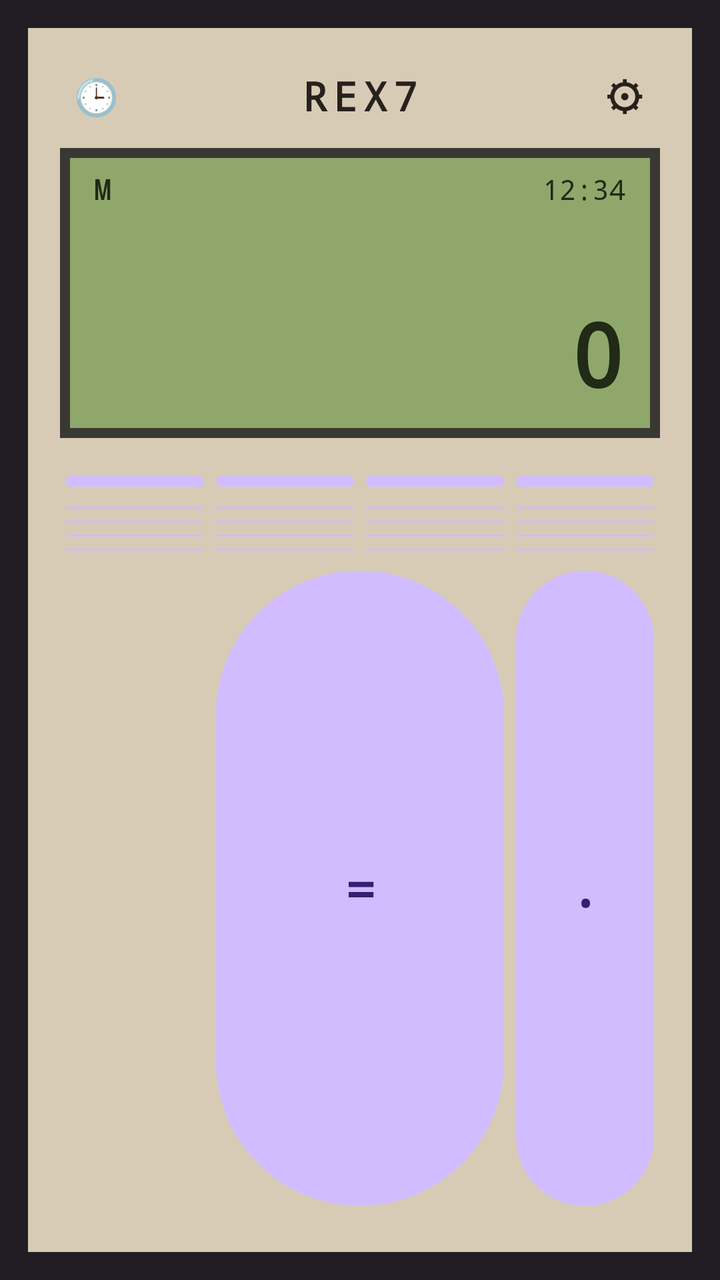
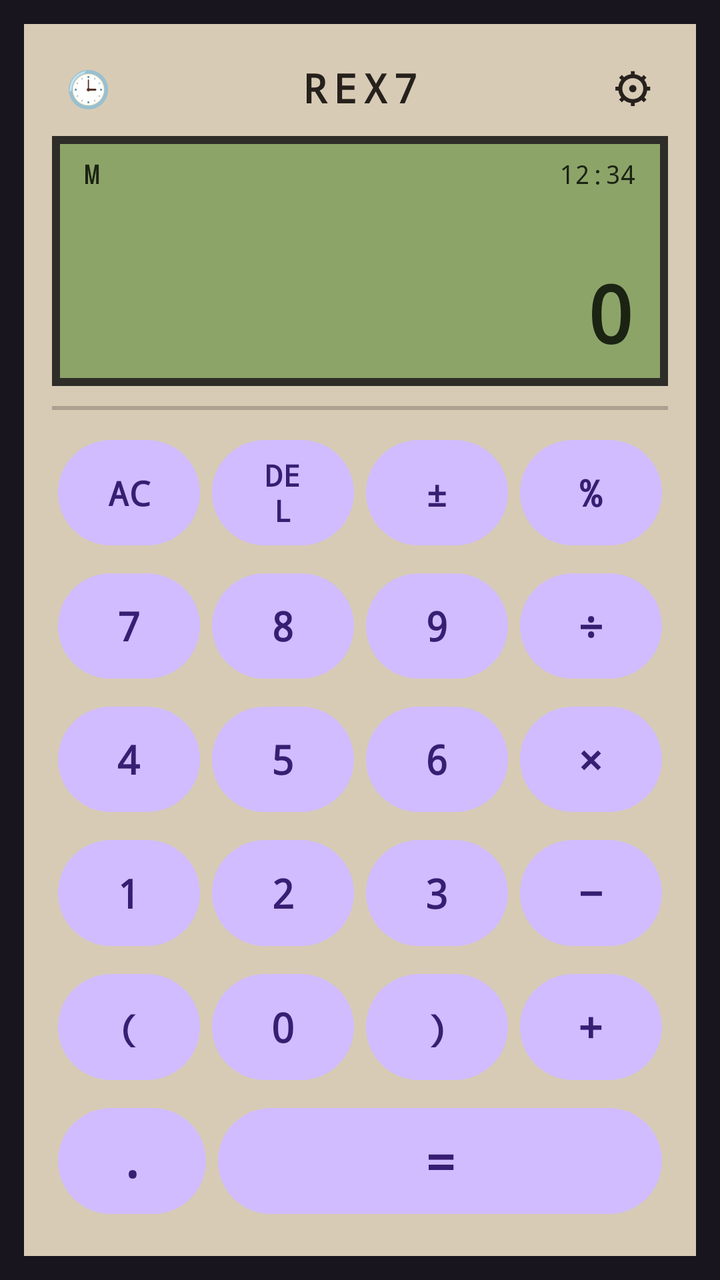

Before-and-after screenshots of an Android layout around one commit, followed by the original layout XML and the change that was made.
<!-- AndroidManifest.xml: application theme Theme.REX7Calculator -->
<!-- res/layout/activity_main.xml -->
<?xml version="1.0" encoding="utf-8"?>
<LinearLayout xmlns:android="http://schemas.android.com/apk/res/android"
    android:id="@+id/rootContainer"
    android:layout_width="match_parent"
    android:layout_height="match_parent"
    android:background="#201E24"
    android:gravity="center"
    android:orientation="vertical"
    android:padding="14dp">

    <LinearLayout
        android:id="@+id/chassisLayout"
        android:layout_width="match_parent"
        android:layout_height="match_parent"
        android:background="#D8CBB5"
        android:orientation="vertical"
        android:padding="16dp">

        <RelativeLayout
            android:layout_width="match_parent"
            android:layout_height="36dp">

            <TextView
                android:id="@+id/tvBrand"
                android:layout_width="wrap_content"
                android:layout_height="wrap_content"
                android:layout_centerInParent="true"
                android:fontFamily="monospace"
                android:letterSpacing="0.15"
                android:text="REX7"
                android:textColor="#26211C"
                android:textSize="20sp"
                android:textStyle="bold" />

            <TextView
                android:id="@+id/btnHistory"
                android:layout_width="36dp"
                android:layout_height="36dp"
                android:layout_alignParentStart="true"
                android:gravity="center"
                android:text="🕒"
                android:textSize="18sp" />

            <TextView
                android:id="@+id/btnSettings"
                android:layout_width="36dp"
                android:layout_height="36dp"
                android:layout_alignParentEnd="true"
                android:gravity="center"
                android:text="⚙"
                android:textColor="#26211C"
                android:textSize="20sp"
                android:textStyle="bold" />
        </RelativeLayout>

        <LinearLayout
            android:id="@+id/lcdBorderLayout"
            android:layout_width="match_parent"
            android:layout_height="145dp"
            android:layout_marginTop="8dp"
            android:layout_marginBottom="12dp"
            android:background="#3A3833"
            android:padding="5dp">

            <LinearLayout
                android:id="@+id/lcdScreen"
                android:layout_width="match_parent"
                android:layout_height="match_parent"
                android:background="#8FA76B"
                android:orientation="vertical"
                android:paddingStart="12dp"
                android:paddingTop="6dp"
                android:paddingEnd="12dp"
                android:paddingBottom="8dp">

                <RelativeLayout
                    android:layout_width="match_parent"
                    android:layout_height="wrap_content">

                    <TextView
                        android:id="@+id/tvLcdFlag"
                        android:layout_width="wrap_content"
                        android:layout_height="wrap_content"
                        android:fontFamily="monospace"
                        android:text="M"
                        android:textColor="#202A16"
                        android:textSize="14sp"
                        android:textStyle="bold" />

                    <TextView
                        android:id="@+id/tvLcdClock"
                        android:layout_width="wrap_content"
                        android:layout_height="wrap_content"
                        android:layout_alignParentEnd="true"
                        android:fontFamily="monospace"
                        android:text="12:34"
                        android:textColor="#202A16"
                        android:textSize="14sp" />
                </RelativeLayout>

                <TextView
                    android:id="@+id/tvExpression"
                    android:layout_width="match_parent"
                    android:layout_height="0dp"
                    android:layout_weight="1"
                    android:fontFamily="monospace"
                    android:gravity="start|center_vertical"
                    android:letterSpacing="0.05"
                    android:maxLines="1"
                    android:text=""
                    android:textColor="#202A16"
                    android:textSize="22sp" />

                <TextView
                    android:id="@+id/tvResult"
                    android:layout_width="match_parent"
                    android:layout_height="wrap_content"
                    android:fontFamily="monospace"
                    android:gravity="end|bottom"
                    android:letterSpacing="0.05"
                    android:maxLines="1"
                    android:text="0"
                    android:textColor="#202A16"
                    android:textSize="44sp"
                    android:textStyle="bold" />
            </LinearLayout>
        </LinearLayout>

        <TableLayout
            android:layout_width="match_parent"
            android:layout_height="0dp"
            android:layout_weight="1"
            android:stretchColumns="*">

            <TableRow android:layout_width="match_parent" android:layout_height="0dp" android:layout_weight="1">
                <Button android:id="@+id/btnAC" android:layout_width="0dp" android:layout_height="match_parent" android:layout_margin="3dp" android:fontFamily="monospace" android:text="AC" android:textSize="17sp" android:textStyle="bold" />
                <Button android:id="@+id/btnDel" android:layout_width="0dp" android:layout_height="match_parent" android:layout_margin="3dp" android:fontFamily="monospace" android:text="DEL" android:textSize="15sp" android:textStyle="bold" />
                <Button android:id="@+id/btnToggleSign" android:layout_width="0dp" android:layout_height="match_parent" android:layout_margin="3dp" android:fontFamily="monospace" android:text="±" android:textSize="18sp" android:textStyle="bold" />
                <Button android:id="@+id/btnPercent" android:layout_width="0dp" android:layout_height="match_parent" android:layout_margin="3dp" android:fontFamily="monospace" android:text="%" android:textSize="18sp" android:textStyle="bold" />
            </TableRow>

            <TableRow android:layout_width="match_parent" android:layout_height="0dp" android:layout_weight="1">
                <Button android:id="@+id/btn7" android:layout_width="0dp" android:layout_height="match_parent" android:layout_margin="3dp" android:fontFamily="monospace" android:text="7" android:textSize="21sp" android:textStyle="bold" />
                <Button android:id="@+id/btn8" android:layout_width="0dp" android:layout_height="match_parent" android:layout_margin="3dp" android:fontFamily="monospace" android:text="8" android:textSize="21sp" android:textStyle="bold" />
                <Button android:id="@+id/btn9" android:layout_width="0dp" android:layout_height="match_parent" android:layout_margin="3dp" android:fontFamily="monospace" android:text="9" android:textSize="21sp" android:textStyle="bold" />
                <Button android:id="@+id/btnDivide" android:layout_width="0dp" android:layout_height="match_parent" android:layout_margin="3dp" android:fontFamily="monospace" android:text="÷" android:textSize="23sp" android:textStyle="bold" />
            </TableRow>

            <TableRow android:layout_width="match_parent" android:layout_height="0dp" android:layout_weight="1">
                <Button android:id="@+id/btn4" android:layout_width="0dp" android:layout_height="match_parent" android:layout_margin="3dp" android:fontFamily="monospace" android:text="4" android:textSize="21sp" android:textStyle="bold" />
                <Button android:id="@+id/btn5" android:layout_width="0dp" android:layout_height="match_parent" android:layout_margin="3dp" android:fontFamily="monospace" android:text="5" android:textSize="21sp" android:textStyle="bold" />
                <Button android:id="@+id/btn6" android:layout_width="0dp" android:layout_height="match_parent" android:layout_margin="3dp" android:fontFamily="monospace" android:text="6" android:textSize="21sp" android:textStyle="bold" />
                <Button android:id="@+id/btnMultiply" android:layout_width="0dp" android:layout_height="match_parent" android:layout_margin="3dp" android:fontFamily="monospace" android:text="×" android:textSize="23sp" android:textStyle="bold" />
            </TableRow>

            <TableRow android:layout_width="match_parent" android:layout_height="0dp" android:layout_weight="1">
                <Button android:id="@+id/btn1" android:layout_width="0dp" android:layout_height="match_parent" android:layout_margin="3dp" android:fontFamily="monospace" android:text="1" android:textSize="21sp" android:textStyle="bold" />
                <Button android:id="@+id/btn2" android:layout_width="0dp" android:layout_height="match_parent" android:layout_margin="3dp" android:fontFamily="monospace" android:text="2" android:textSize="21sp" android:textStyle="bold" />
                <Button android:id="@+id/btn3" android:layout_width="0dp" android:layout_height="match_parent" android:layout_margin="3dp" android:fontFamily="monospace" android:text="3" android:textSize="21sp" android:textStyle="bold" />
                <Button android:id="@+id/btnMinus" android:layout_width="0dp" android:layout_height="match_parent" android:layout_margin="3dp" android:fontFamily="monospace" android:text="−" android:textSize="23sp" android:textStyle="bold" />
            </TableRow>

            <TableRow android:layout_width="match_parent" android:layout_height="0dp" android:layout_weight="1">
                <Button android:id="@+id/btnParenOpen" android:layout_width="0dp" android:layout_height="match_parent" android:layout_margin="3dp" android:fontFamily="monospace" android:text="(" android:textSize="20sp" android:textStyle="bold" />
                <Button android:id="@+id/btn0" android:layout_width="0dp" android:layout_height="match_parent" android:layout_margin="3dp" android:fontFamily="monospace" android:text="0" android:textSize="21sp" android:textStyle="bold" />
                <Button android:id="@+id/btnParenClose" android:layout_width="0dp" android:layout_height="match_parent" android:layout_margin="3dp" android:fontFamily="monospace" android:text=")" android:textSize="20sp" android:textStyle="bold" />
                <Button android:id="@+id/btnPlus" android:layout_width="0dp" android:layout_height="match_parent" android:layout_margin="3dp" android:fontFamily="monospace" android:text="+" android:textSize="23sp" android:textStyle="bold" />
            </TableRow>

            <TableRow android:layout_width="match_parent" android:layout_height="0dp" android:layout_weight="0.95">
                <View android:layout_width="0dp" android:layout_height="match_parent" />
                <Button android:id="@+id/btnEqual" android:layout_width="0dp" android:layout_height="match_parent" android:layout_margin="3dp" android:layout_span="2" android:fontFamily="monospace" android:text="=" android:textSize="26sp" android:textStyle="bold" />
                <Button android:id="@+id/btnDot" android:layout_width="0dp" android:layout_height="match_parent" android:layout_margin="3dp" android:fontFamily="monospace" android:text="." android:textSize="24sp" android:textStyle="bold" />
            </TableRow>
        </TableLayout>
    </LinearLayout>
</LinearLayout>
<!-- resources referenced by this layout -->
<resources>
  <style name="Theme.REX7Calculator" parent="Theme.Material3.Dark.NoActionBar">
          <item name="android:statusBarColor">#121214</item>
          <item name="android:navigationBarColor">#121214</item>
          <item name="android:windowLightStatusBar">false</item>
      </style>
</resources>

<!-- the commit's change to res/layout/activity_main.xml (unified diff, before → after) -->
@@ -3,22 +3,33 @@
     android:id="@+id/rootContainer"
     android:layout_width="match_parent"
     android:layout_height="match_parent"
-    android:background="#201E24"
+    android:background="#18151E"
     android:gravity="center"
     android:orientation="vertical"
-    android:padding="14dp">
+    android:padding="12dp">
 
+    
     <LinearLayout
         android:id="@+id/chassisLayout"
         android:layout_width="match_parent"
         android:layout_height="match_parent"
         android:background="#D8CBB5"
         android:orientation="vertical"
-        android:padding="16dp">
+        android:padding="14dp">
 
+        
         <RelativeLayout
             android:layout_width="match_parent"
             android:layout_height="36dp">
+
+            <TextView
+                android:id="@+id/btnHistory"
+                android:layout_width="36dp"
+                android:layout_height="36dp"
+                android:layout_alignParentStart="true"
+                android:gravity="center"
+                android:text="🕒"
+                android:textSize="18sp" />
 
             <TextView
                 android:id="@+id/tvBrand"
@@ -33,15 +44,6 @@
                 android:textStyle="bold" />
 
             <TextView
-                android:id="@+id/btnHistory"
-                android:layout_width="36dp"
-                android:layout_height="36dp"
-                android:layout_alignParentStart="true"
-                android:gravity="center"
-                android:text="🕒"
-                android:textSize="18sp" />
-
-            <TextView
                 android:id="@+id/btnSettings"
                 android:layout_width="36dp"
                 android:layout_height="36dp"
@@ -53,25 +55,26 @@
                 android:textStyle="bold" />
         </RelativeLayout>
 
+        
         <LinearLayout
             android:id="@+id/lcdBorderLayout"
             android:layout_width="match_parent"
-            android:layout_height="145dp"
-            android:layout_marginTop="8dp"
-            android:layout_marginBottom="12dp"
-            android:background="#3A3833"
-            android:padding="5dp">
+            android:layout_height="125dp"
+            android:layout_marginTop="6dp"
+            android:layout_marginBottom="10dp"
+            android:background="#2E2D28"
+            android:padding="4dp">
 
             <LinearLayout
                 android:id="@+id/lcdScreen"
                 android:layout_width="match_parent"
                 android:layout_height="match_parent"
-                android:background="#8FA76B"
+                android:background="#8DA469"
                 android:orientation="vertical"
                 android:paddingStart="12dp"
                 android:paddingTop="6dp"
                 android:paddingEnd="12dp"
-                android:paddingBottom="8dp">
+                android:paddingBottom="6dp">
 
                 <RelativeLayout
                     android:layout_width="match_parent"
@@ -83,8 +86,8 @@
                         android:layout_height="wrap_content"
                         android:fontFamily="monospace"
                         android:text="M"
-                        android:textColor="#202A16"
-                        android:textSize="14sp"
+                        android:textColor="#1B2313"
+                        android:textSize="13sp"
                         android:textStyle="bold" />
 
                     <TextView
@@ -94,8 +97,8 @@
                         android:layout_alignParentEnd="true"
                         android:fontFamily="monospace"
                         android:text="12:34"
-                        android:textColor="#202A16"
-                        android:textSize="14sp" />
+                        android:textColor="#1B2313"
+                        android:textSize="13sp" />
                 </RelativeLayout>
 
                 <TextView
@@ -108,8 +111,8 @@
                     android:letterSpacing="0.05"
                     android:maxLines="1"
                     android:text=""
-                    android:textColor="#202A16"
-                    android:textSize="22sp" />
+                    android:textColor="#1B2313"
+                    android:textSize="20sp" />
 
                 <TextView
                     android:id="@+id/tvResult"
@@ -120,58 +123,73 @@
                     android:letterSpacing="0.05"
                     android:maxLines="1"
                     android:text="0"
-                    android:textColor="#202A16"
-                    android:textSize="44sp"
+                    android:textColor="#1B2313"
+                    android:textSize="40sp"
                     android:textStyle="bold" />
             </LinearLayout>
         </LinearLayout>
 
-        <TableLayout
+        
+        <View
+            android:layout_width="match_parent"
+            android:layout_height="2dp"
+            android:layout_marginBottom="8dp"
+            android:alpha="0.2"
+            android:background="#000000" />
+
+        
+        <LinearLayout
             android:layout_width="match_parent"
             android:layout_height="0dp"
             android:layout_weight="1"
-            android:stretchColumns="*">
+            android:orientation="vertical">
 
-            <TableRow android:layout_width="match_parent" android:layout_height="0dp" android:layout_weight="1">
-                <Button android:id="@+id/btnAC" android:layout_width="0dp" android:layout_height="match_parent" android:layout_margin="3dp" android:fontFamily="monospace" android:text="AC" android:textSize="17sp" android:textStyle="bold" />
-                <Button android:id="@+id/btnDel" android:layout_width="0dp" android:layout_height="match_parent" android:layout_margin="3dp" android:fontFamily="monospace" android:text="DEL" android:textSize="15sp" android:textStyle="bold" />
-                <Button android:id="@+id/btnToggleSign" android:layout_width="0dp" android:layout_height="match_parent" android:layout_margin="3dp" android:fontFamily="monospace" android:text="±" android:textSize="18sp" android:textStyle="bold" />
-                <Button android:id="@+id/btnPercent" android:layout_width="0dp" android:layout_height="match_parent" android:layout_margin="3dp" android:fontFamily="monospace" android:text="%" android:textSize="18sp" android:textStyle="bold" />
-            </TableRow>
+            
+            <LinearLayout android:layout_width="match_parent" android:layout_height="0dp" android:layout_weight="1" android:orientation="horizontal">
+                <Button android:id="@+id/btnAC" android:layout_width="0dp" android:layout_height="match_parent" android:layout_weight="1" android:layout_margin="3dp" android:fontFamily="monospace" android:text="AC" android:textSize="17sp" android:textStyle="bold" />
+                <Button android:id="@+id/btnDel" android:layout_width="0dp" android:layout_height="match_parent" android:layout_weight="1" android:layout_margin="3dp" android:fontFamily="monospace" android:text="DEL" android:textSize="15sp" android:textStyle="bold" />
+                <Button android:id="@+id/btnToggleSign" android:layout_width="0dp" android:layout_height="match_parent" android:layout_weight="1" android:layout_margin="3dp" android:fontFamily="monospace" android:text="±" android:textSize="18sp" android:textStyle="bold" />
+                <Button android:id="@+id/btnPercent" android:layout_width="0dp" android:layout_height="match_parent" android:layout_weight="1" android:layout_margin="3dp" android:fontFamily="monospace" android:text="%" android:textSize="18sp" android:textStyle="bold" />
+            </LinearLayout>
 
-            <TableRow android:layout_width="match_parent" android:layout_height="0dp" android:layout_weight="1">
-                <Button android:id="@+id/btn7" android:layout_width="0dp" android:layout_height="match_parent" android:layout_margin="3dp" android:fontFamily="monospace" android:text="7" android:textSize="21sp" android:textStyle="bold" />
-                <Button android:id="@+id/btn8" android:layout_width="0dp" android:layout_height="match_parent" android:layout_margin="3dp" android:fontFamily="monospace" android:text="8" android:textSize="21sp" android:textStyle="bold" />
-                <Button android:id="@+id/btn9" android:layout_width="0dp" android:layout_height="match_parent" android:layout_margin="3dp" android:fontFamily="monospace" android:text="9" android:textSize="21sp" android:textStyle="bold" />
-                <Button android:id="@+id/btnDivide" android:layout_width="0dp" android:layout_height="match_parent" android:layout_margin="3dp" android:fontFamily="monospace" android:text="÷" android:textSize="23sp" android:textStyle="bold" />
-            </TableRow>
+            
+            <LinearLayout android:layout_width="match_parent" android:layout_height="0dp" android:layout_weight="1" android:orientation="horizontal">
+                <Button android:id="@+id/btn7" android:layout_width="0dp" android:layout_height="match_parent" android:layout_weight="1" android:layout_margin="3dp" android:fontFamily="monospace" android:text="7" android:textSize="20sp" android:textStyle="bold" />
+                <Button android:id="@+id/btn8" android:layout_width="0dp" android:layout_height="match_parent" android:layout_weight="1" android:layout_margin="3dp" android:fontFamily="monospace" android:text="8" android:textSize="20sp" android:textStyle="bold" />
+                <Button android:id="@+id/btn9" android:layout_width="0dp" android:layout_height="match_parent" android:layout_weight="1" android:layout_margin="3dp" android:fontFamily="monospace" android:text="9" android:textSize="20sp" android:textStyle="bold" />
+                <Button android:id="@+id/btnDivide" android:layout_width="0dp" android:layout_height="match_parent" android:layout_weight="1" android:layout_margin="3dp" android:fontFamily="monospace" android:text="÷" android:textSize="22sp" android:textStyle="bold" />
+            </LinearLayout>
 
-            <TableRow android:layout_width="match_parent" android:layout_height="0dp" android:layout_weight="1">
-                <Button android:id="@+id/btn4" android:layout_width="0dp" android:layout_height="match_parent" android:layout_margin="3dp" android:fontFamily="monospace" android:text="4" android:textSize="21sp" android:textStyle="bold" />
-                <Button android:id="@+id/btn5" android:layout_width="0dp" android:layout_height="match_parent" android:layout_margin="3dp" android:fontFamily="monospace" android:text="5" android:textSize="21sp" android:textStyle="bold" />
-                <Button android:id="@+id/btn6" android:layout_width="0dp" android:layout_height="match_parent" android:layout_margin="3dp" android:fontFamily="monospace" android:text="6" android:textSize="21sp" android:textStyle="bold" />
-                <Button android:id="@+id/btnMultiply" android:layout_width="0dp" android:layout_height="match_parent" android:layout_margin="3dp" android:fontFamily="monospace" android:text="×" android:textSize="23sp" android:textStyle="bold" />
-            </TableRow>
+            
+            <LinearLayout android:layout_width="match_parent" android:layout_height="0dp" android:layout_weight="1" android:orientation="horizontal">
+                <Button android:id="@+id/btn4" android:layout_width="0dp" android:layout_height="match_parent" android:layout_weight="1" android:layout_margin="3dp" android:fontFamily="monospace" android:text="4" android:textSize="20sp" android:textStyle="bold" />
+                <Button android:id="@+id/btn5" android:layout_width="0dp" android:layout_height="match_parent" android:layout_weight="1" android:layout_margin="3dp" android:fontFamily="monospace" android:text="5" android:textSize="20sp" android:textStyle="bold" />
+                <Button android:id="@+id/btn6" android:layout_width="0dp" android:layout_height="match_parent" android:layout_weight="1" android:layout_margin="3dp" android:fontFamily="monospace" android:text="6" android:textSize="20sp" android:textStyle="bold" />
+                <Button android:id="@+id/btnMultiply" android:layout_width="0dp" android:layout_height="match_parent" android:layout_weight="1" android:layout_margin="3dp" android:fontFamily="monospace" android:text="×" android:textSize="22sp" android:textStyle="bold" />
+            </LinearLayout>
 
-            <TableRow android:layout_width="match_parent" android:layout_height="0dp" android:layout_weight="1">
-                <Button android:id="@+id/btn1" android:layout_width="0dp" android:layout_height="match_parent" android:layout_margin="3dp" android:fontFamily="monospace" android:text="1" android:textSize="21sp" android:textStyle="bold" />
-                <Button android:id="@+id/btn2" android:layout_width="0dp" android:layout_height="match_parent" android:layout_margin="3dp" android:fontFamily="monospace" android:text="2" android:textSize="21sp" android:textStyle="bold" />
-                <Button android:id="@+id/btn3" android:layout_width="0dp" android:layout_height="match_parent" android:layout_margin="3dp" android:fontFamily="monospace" android:text="3" android:textSize="21sp" android:textStyle="bold" />
-                <Button android:id="@+id/btnMinus" android:layout_width="0dp" android:layout_height="match_parent" android:layout_margin="3dp" android:fontFamily="monospace" android:text="−" android:textSize="23sp" android:textStyle="bold" />
-            </TableRow>
+            
+            <LinearLayout android:layout_width="match_parent" android:layout_height="0dp" android:layout_weight="1" android:orientation="horizontal">
+                <Button android:id="@+id/btn1" android:layout_width="0dp" android:layout_height="match_parent" android:layout_weight="1" android:layout_margin="3dp" android:fontFamily="monospace" android:text="1" android:textSize="20sp" android:textStyle="bold" />
+                <Button android:id="@+id/btn2" android:layout_width="0dp" android:layout_height="match_parent" android:layout_weight="1" android:layout_margin="3dp" android:fontFamily="monospace" android:text="2" android:textSize="20sp" android:textStyle="bold" />
+                <Button android:id="@+id/btn3" android:layout_width="0dp" android:layout_height="match_parent" android:layout_weight="1" android:layout_margin="3dp" android:fontFamily="monospace" android:text="3" android:textSize="20sp" android:textStyle="bold" />
+                <Button android:id="@+id/btnMinus" android:layout_width="0dp" android:layout_height="match_parent" android:layout_weight="1" android:layout_margin="3dp" android:fontFamily="monospace" android:text="−" android:textSize="22sp" android:textStyle="bold" />
+            </LinearLayout>
 
-            <TableRow android:layout_width="match_parent" android:layout_height="0dp" android:layout_weight="1">
-                <Button android:id="@+id/btnParenOpen" android:layout_width="0dp" android:layout_height="match_parent" android:layout_margin="3dp" android:fontFamily="monospace" android:text="(" android:textSize="20sp" android:textStyle="bold" />
-                <Button android:id="@+id/btn0" android:layout_width="0dp" android:layout_height="match_parent" android:layout_margin="3dp" android:fontFamily="monospace" android:text="0" android:textSize="21sp" android:textStyle="bold" />
-                <Button android:id="@+id/btnParenClose" android:layout_width="0dp" android:layout_height="match_parent" android:layout_margin="3dp" android:fontFamily="monospace" android:text=")" android:textSize="20sp" android:textStyle="bold" />
-                <Button android:id="@+id/btnPlus" android:layout_width="0dp" android:layout_height="match_parent" android:layout_margin="3dp" android:fontFamily="monospace" android:text="+" android:textSize="23sp" android:textStyle="bold" />
-            </TableRow>
+            
+            <LinearLayout android:layout_width="match_parent" android:layout_height="0dp" android:layout_weight="1" android:orientation="horizontal">
+                <Button android:id="@+id/btnParenOpen" android:layout_width="0dp" android:layout_height="match_parent" android:layout_weight="1" android:layout_margin="3dp" android:fontFamily="monospace" android:text="(" android:textSize="18sp" android:textStyle="bold" />
+                <Button android:id="@+id/btn0" android:layout_width="0dp" android:layout_height="match_parent" android:layout_weight="1" android:layout_margin="3dp" android:fontFamily="monospace" android:text="0" android:textSize="20sp" android:textStyle="bold" />
+                <Button android:id="@+id/btnParenClose" android:layout_width="0dp" android:layout_height="match_parent" android:layout_weight="1" android:layout_margin="3dp" android:fontFamily="monospace" android:text=")" android:textSize="18sp" android:textStyle="bold" />
+                <Button android:id="@+id/btnPlus" android:layout_width="0dp" android:layout_height="match_parent" android:layout_weight="1" android:layout_margin="3dp" android:fontFamily="monospace" android:text="+" android:textSize="22sp" android:textStyle="bold" />
+            </LinearLayout>
 
-            <TableRow android:layout_width="match_parent" android:layout_height="0dp" android:layout_weight="0.95">
-                <View android:layout_width="0dp" android:layout_height="match_parent" />
-                <Button android:id="@+id/btnEqual" android:layout_width="0dp" android:layout_height="match_parent" android:layout_margin="3dp" android:layout_span="2" android:fontFamily="monospace" android:text="=" android:textSize="26sp" android:textStyle="bold" />
-                <Button android:id="@+id/btnDot" android:layout_width="0dp" android:layout_height="match_parent" android:layout_margin="3dp" android:fontFamily="monospace" android:text="." android:textSize="24sp" android:textStyle="bold" />
-            </TableRow>
-        </TableLayout>
+            
+            <LinearLayout android:layout_width="match_parent" android:layout_height="0dp" android:layout_weight="1" android:orientation="horizontal">
+                <Button android:id="@+id/btnDot" android:layout_width="0dp" android:layout_height="match_parent" android:layout_weight="1" android:layout_margin="3dp" android:fontFamily="monospace" android:text="." android:textSize="22sp" android:textStyle="bold" />
+                <Button android:id="@+id/btnEqual" android:layout_width="0dp" android:layout_height="match_parent" android:layout_weight="3" android:layout_margin="3dp" android:fontFamily="monospace" android:text="=" android:textSize="26sp" android:textStyle="bold" />
+            </LinearLayout>
+
+        </LinearLayout>
     </LinearLayout>
 </LinearLayout>
